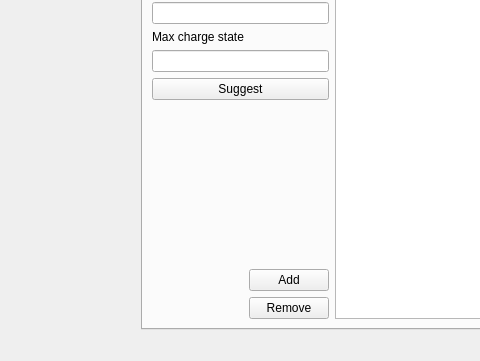
The window that mainwindow.ui (tanosaur/massreproduction) describes before a commit, drawn with Qt 5; both pictures show x 652 to 1132 and y 470 to 831 of the 1263 by 831 pixel window.
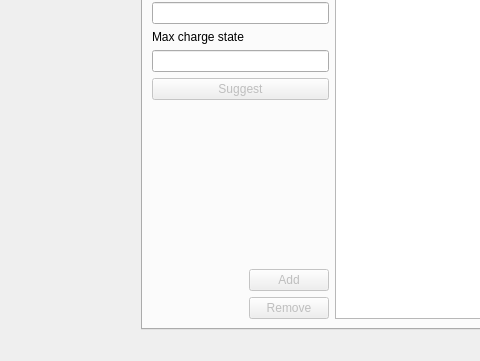
The same window after the commit. Icons and pictures are not drawn.

Diff of the .ui file:
```diff
--- a/mainwindow.ui
+++ b/mainwindow.ui
@@ -365,9 +365,15 @@
                 </item>
                 <item>
                  <widget class="QPushButton" name="suggestButton">
+                  <property name="enabled">
+                   <bool>false</bool>
+                  </property>
                   <property name="text">
                    <string>Suggest</string>
                   </property>
+                  <property name="default">
+                   <bool>true</bool>
+                  </property>
                  </widget>
                 </item>
                 <item>
@@ -424,6 +430,9 @@
                  <layout class="QVBoxLayout" name="verticalLayout_6">
                   <item>
                    <widget class="QPushButton" name="addionsButton">
+                    <property name="enabled">
+                     <bool>false</bool>
+                    </property>
                     <property name="text">
                      <string>Add</string>
                     </property>
@@ -431,6 +440,9 @@
                   </item>
                   <item>
                    <widget class="QPushButton" name="removeionsButton">
+                    <property name="enabled">
+                     <bool>false</bool>
+                    </property>
                     <property name="text">
                      <string>Remove</string>
                     </property>
```
